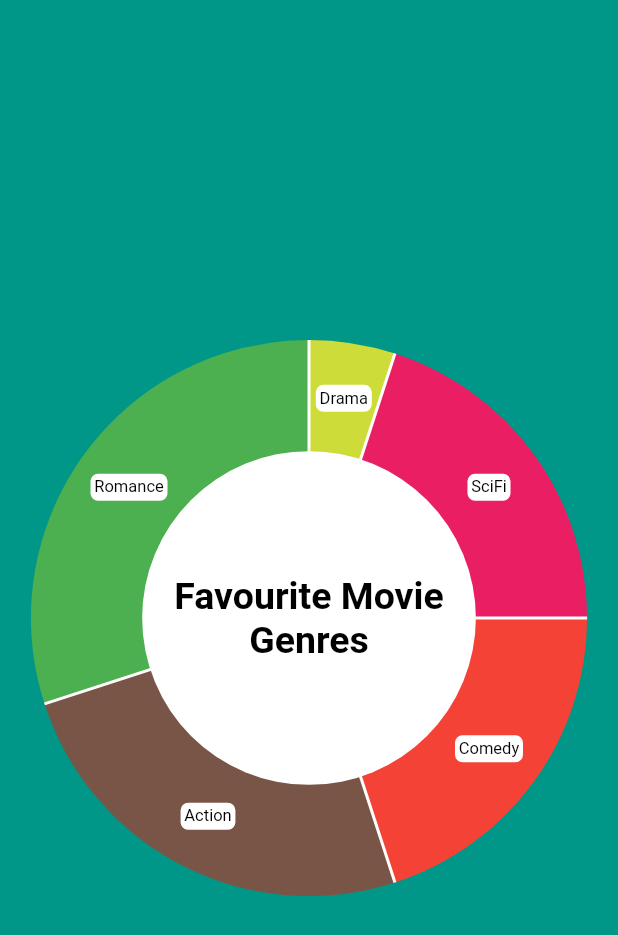
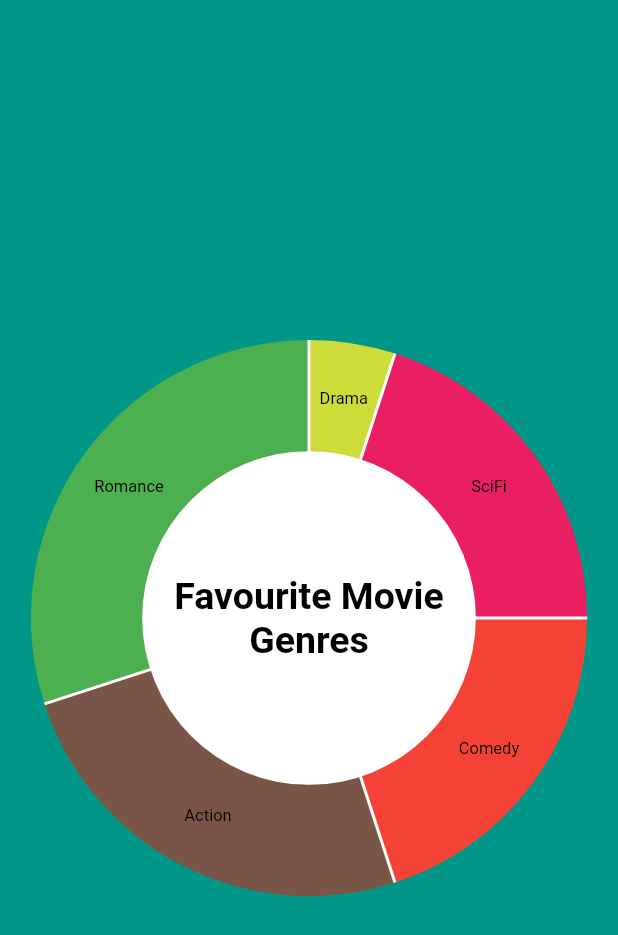
Before and after one commit to NafimAhmed/Flutter_Universal_Animated_Chart, a Flutter app: the screen it shows after launch, on a phone screen of 412 x 824 dp. Shown: the top 935 px of the screen. Run offline on Flutter 3.47's test engine with Material 2 defaults, Android fonts, the phone set to English and light mode, and no system bars.

Commit message:
color repair

```diff
--- a/lib/main.dart
+++ b/lib/main.dart
@@ -90,11 +90,20 @@ class DonutChartPainter extends CustomPainter {
   DonutChartPainter(this.dataSet, this.fullAngle);
 
   static const labelStyle = TextStyle(color: Colors.black, fontSize: 11.0);
+
+
+  final midPaint2 = Paint()
+    ..color = Colors.transparent
+    ..style = PaintingStyle.fill;
+
   final midPaint = Paint()
     ..color = Colors.white
     ..style = PaintingStyle.fill;
   static const textBigStyle = TextStyle(
       color: Colors.black, fontWeight: FontWeight.bold, fontSize: 25.0);
+
+
+
 
   @override
   void paint(Canvas canvas, Size size) {
@@ -129,8 +138,14 @@ class DonutChartPainter extends CustomPainter {
     }
 
     canvas.drawCircle(c, radius * 0.3, midPaint);
+
+
     drawTextCentered(canvas, c, "Favourite Movie Genres", textBigStyle,
         radius * 0.5, (Size sz) {});
+
+
+
+
   }
 
   TextPainter measureText(String string, TextStyle textStyle, double maxWidth,
@@ -180,7 +195,7 @@ class DonutChartPainter extends CustomPainter {
       final rect = Rect.fromCenter(
           center: position, width: size.width + 5, height: size.height + 5);
       final rrect = RRect.fromRectAndRadius(rect, const Radius.circular(5));
-      canvas.drawRRect(rrect, midPaint);
+      canvas.drawRRect(rrect, midPaint2);
     });
   }
 
```
